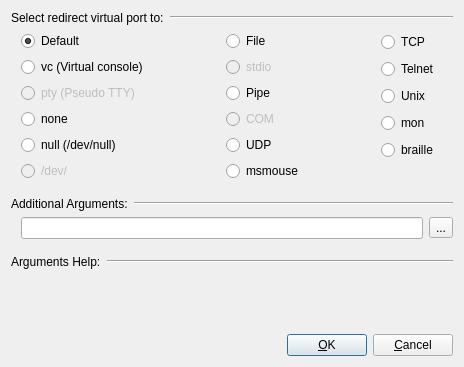
Before: the Qt Designer form Add_Port_Window.ui in qunying/aqemu-old, drawn with Qt 5.
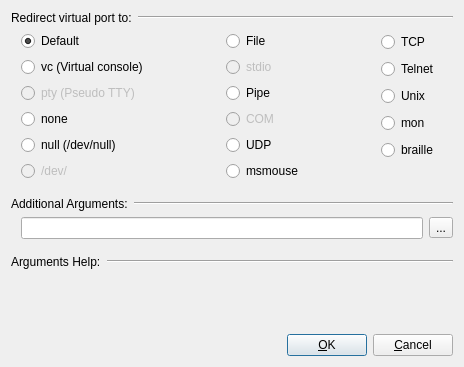
After: the same form once the commit is applied. Icons and pictures are not drawn.

What changed in the file:
```diff
--- a/Add_Port_Window.ui
+++ b/Add_Port_Window.ui
@@ -29,7 +29,7 @@
         </sizepolicy>
        </property>
        <property name="text">
-        <string>Select redirect virtual port to:</string>
+        <string>Redirect virtual port to:</string>
        </property>
       </widget>
      </item>
```
